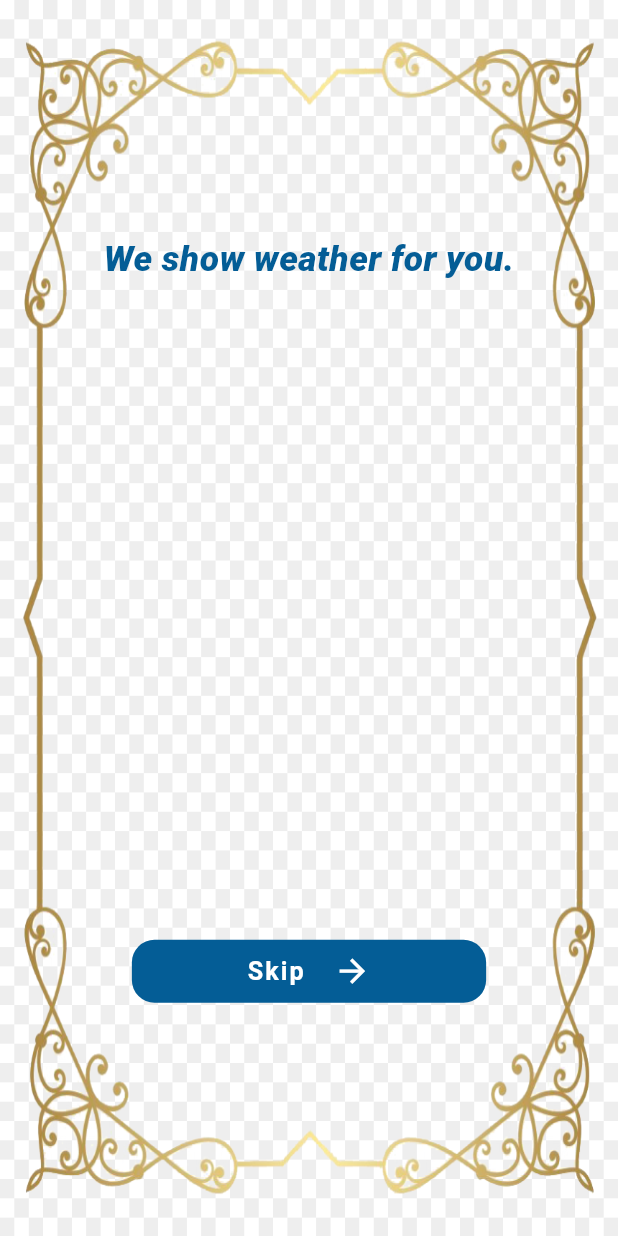
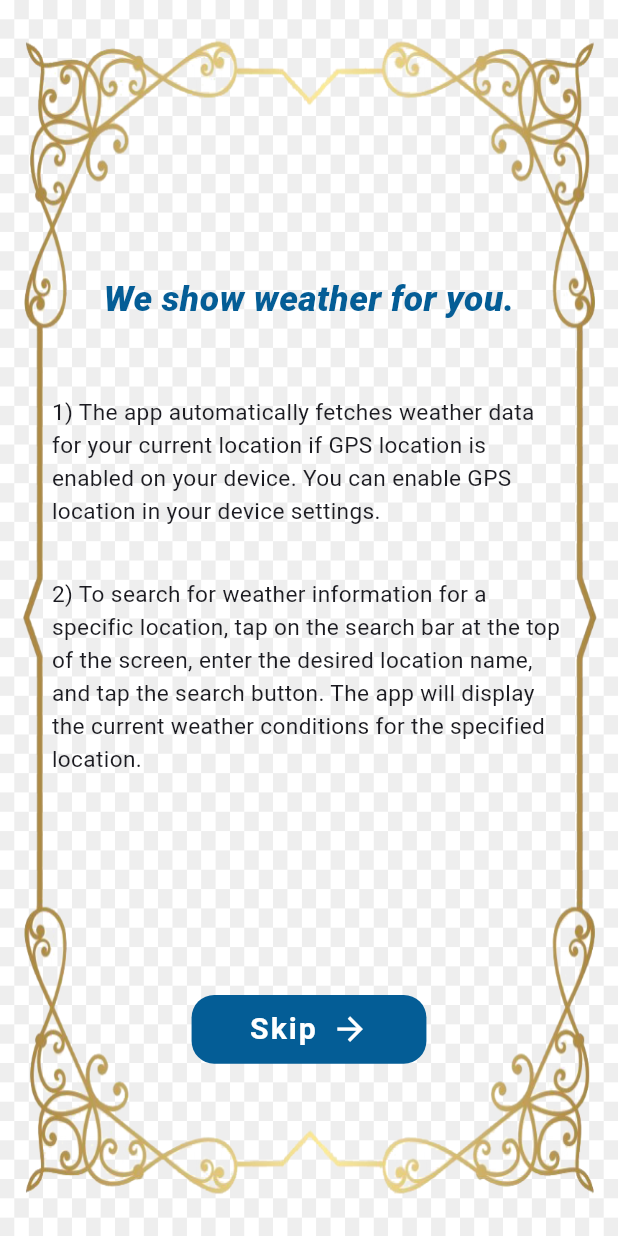
Before and after one commit to thisiskritartha/weather_app_flutter, a Flutter app: the first screen one second after launch, on a phone screen of 412 x 824 dp. Run offline on Flutter 3.47's test engine with Material 3 defaults, Android fonts, the phone set to English and light mode, and no system bars; our stand-ins replace flutter_dotenv, flutter_easyloading, flutter_screenutil, geolocator, get, shared_preferences; Roboto replaces fonts that are missing (lato).

Commit message:
Code Refining

```diff
--- a/lib/main.dart
+++ b/lib/main.dart
@@ -2,8 +2,10 @@ import 'package:flutter/material.dart';
 import 'package:flutter/foundation.dart';
 import 'package:flutter/services.dart';
 import 'package:weather_app_flutter/app.dart';
+import 'package:flutter_dotenv/flutter_dotenv.dart';
 
 void main() async{
+  await dotenv.load(fileName: ".env");
   initializeStartupDependenciesAndRun();
 }
 
--- a/lib/resources/app_font.dart
+++ /dev/null
@@ -1,3 +0,0 @@
-class AppFont {
-  static const String defaultFont = 'lato';
-}
--- a/lib/resources/app_images.dart
+++ b/lib/resources/app_images.dart
@@ -1,3 +1,4 @@
 const String clouds = "assets/icons/clouds.png";
 const String humidity = "assets/icons/humidity.png";
 const String windspeed = "assets/icons/windspeed.png";
+const String bgImage = "assets/bg_img.png";
--- /dev/null
+++ b/lib/resources/app_string.dart
@@ -0,0 +1,3 @@
+const String helperContent1 = "1) The app automatically fetches weather data for your current location if GPS location is enabled on your device. You can enable GPS location in your device settings.";
+
+const String helperContent2 = "2) To search for weather information for a specific location, tap on the search bar at the top of the screen, enter the desired location name, and tap the search button. The app will display the current weather conditions for the specified location.";
--- a/lib/resources/app_theme.dart
+++ b/lib/resources/app_theme.dart
@@ -1,9 +1,7 @@
 import 'package:flutter/material.dart';
 import 'package:weather_app_flutter/resources/app_color.dart';
-import 'package:weather_app_flutter/resources/app_font.dart';
 
 ThemeData customAppTheme() => ThemeData(
-      fontFamily: AppFont.defaultFont,
       buttonTheme: const ButtonThemeData(buttonColor: whiteColor),
       cardColor: whiteColor,
       useMaterial3: true,
@@ -26,7 +24,6 @@ class AppTextTheme {
   );
 
   static const TextStyle _defaultFont = TextStyle(
-    fontFamily: AppFont.defaultFont,
     fontWeight: FontWeight.normal,
     fontStyle: FontStyle.normal,
     color: textColor,
--- a/lib/services/api_services.dart
+++ b/lib/services/api_services.dart
@@ -1,12 +1,11 @@
 import 'package:http/http.dart' as http;
 import 'dart:convert';
 import 'package:weather_app_flutter/model/weather_data.dart';
-//import 'package:dotenv/dotenv.dart';
+import 'package:flutter_dotenv/flutter_dotenv.dart';
 
 getCurrentWeatherUsingLatLon(double lat, double lon) async {
-
   var link =
-      "https://api.openweathermap.org/data/2.5/weather?lat=$lat&lon=$lon&appid=f575532a6ba332d9317b49e4325b5a2b&units=metric";
+      "https://api.openweathermap.org/data/2.5/weather?lat=$lat&lon=$lon&appid=${dotenv.env["API_KEY"]}&units=metric";
 
   var res = await http.get(Uri.parse(link));
   if (res.statusCode == 200) {
@@ -17,7 +16,7 @@ getCurrentWeatherUsingLatLon(double lat, double lon) async {
 
 getCurrentWeatherUsingLocation(String location) async {
   var link =
-      "https://api.openweathermap.org/data/2.5/weather?q=$location&appid=f575532a6ba332d9317b49e4325b5a2b&units=metric";
+      "https://api.openweathermap.org/data/2.5/weather?q=$location&appid=${dotenv.env["API_KEY"]}&units=metric";
 
   try {
     var res = await http.get(Uri.parse(link));
--- a/lib/view/splash/splash_screen.dart
+++ b/lib/view/splash/splash_screen.dart
@@ -2,6 +2,8 @@ import 'package:flutter/material.dart';
 import 'package:flutter_screenutil/flutter_screenutil.dart';
 import 'package:get/get.dart';
 import 'package:weather_app_flutter/resources/app_color.dart';
+import 'package:weather_app_flutter/resources/app_images.dart';
+import 'package:weather_app_flutter/resources/app_string.dart';
 import 'package:weather_app_flutter/view/home/home_screen.dart';
 
 class SplashScreen extends StatefulWidget {
@@ -27,14 +29,15 @@ class _SplashScreenState extends State<SplashScreen> {
       body: Container(
         decoration: const BoxDecoration(
           image: DecorationImage(
-            image: AssetImage('assets/bg_img.png'),
+            image: AssetImage(bgImage),
             fit: BoxFit.fill,
           ),
         ),
         child: Center(
           child: Column(
-            mainAxisAlignment: MainAxisAlignment.spaceEvenly,
+            mainAxisAlignment: MainAxisAlignment.spaceBetween,
             children: [
+              SizedBox(height: 160.0.h),
               Text(
                 "We show weather for you.",
                 style: TextStyle(
@@ -44,14 +47,37 @@ class _SplashScreenState extends State<SplashScreen> {
                   fontStyle: FontStyle.italic,
                 ),
               ),
-              SizedBox(height: 150.0.h),
+              Column(
+                children: [
+                  Padding(
+                    padding: EdgeInsets.symmetric(horizontal: 36.0.w),
+                    child: Text(
+                      helperContent1,
+                      style: TextStyle(
+                        fontSize: 18.0.sp,
+                      ),
+                    ),
+                  ),
+                  SizedBox(height: 40.0.h),
+                  Padding(
+                    padding: EdgeInsets.symmetric(horizontal: 36.0.w),
+                    child: Text(
+                      helperContent2,
+                      style: TextStyle(
+                        fontSize: 18.0.sp,
+                      ),
+                    ),
+                  ),
+                ],
+              ),
+              SizedBox(height: 60.0.h),
               GestureDetector(
                 onTap: () {
-                  Get.to(const HomeScreen());
+                  Get.to(() => const HomeScreen());
                 },
                 child: Container(
                   padding: EdgeInsets.symmetric(
-                    horizontal: 80.0.w,
+                    horizontal: 40.0.w,
                     vertical: 10.0.h,
                   ),
                   decoration: BoxDecoration(
@@ -65,12 +91,12 @@ class _SplashScreenState extends State<SplashScreen> {
                         "Skip",
                         style: TextStyle(
                           color: whiteColor,
-                          fontSize: 20.0.sp,
+                          fontSize: 24.0.sp,
                           fontWeight: FontWeight.w600,
                           letterSpacing: 1.6.sp,
                         ),
                       ),
-                      SizedBox(width: 20.0.w),
+                      SizedBox(width: 10.0.w),
                       Icon(
                         Icons.arrow_forward,
                         size: 30.0.r,
@@ -78,7 +104,8 @@ class _SplashScreenState extends State<SplashScreen> {
                     ],
                   ),
                 ),
-              )
+              ),
+              SizedBox(height: 80.0.h),
             ],
           ),
         ),
--- a/pubspec.yaml
+++ b/pubspec.yaml
@@ -35,15 +35,14 @@ dependencies:
   # The following adds the Cupertino Icons font to your application.
   # Use with the CupertinoIcons class for iOS style icons.
   cupertino_icons: ^1.0.6
-  flutter_native_splash: ^2.4.0
   flutter_easyloading: ^3.0.5
   flutter_screenutil: ^5.9.0
   get: ^4.6.6
   geolocator: ^11.0.0
   http: ^1.2.1
-  dotenv: ^4.2.0
   intl: ^0.19.0
   shared_preferences: ^2.2.3
+  flutter_dotenv: ^5.1.0
 
 dev_dependencies:
   flutter_test:
```
Also changed, not shown: lib/view/home/home_screen.dart (+16 -1 lines), pubspec.lock, 2 other files.
